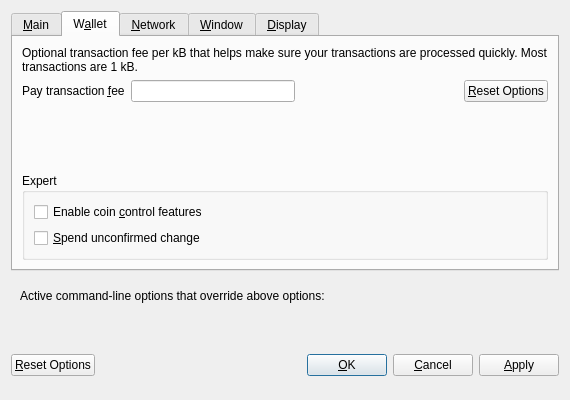
This is src/qt/forms/optionsdialog.ui in Max-Coin/maxcoin-dev-staging as Qt 5 draws it before an edit. The edited form follows.
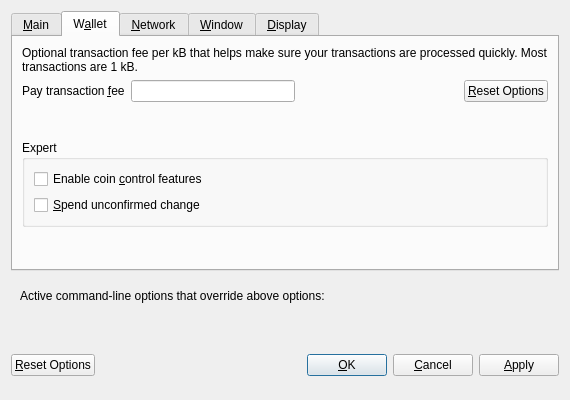
This is the edited form. The open tabs and pages were chosen to show the change. Custom widgets are drawn as their Qt base class.

```diff
--- a/src/qt/forms/optionsdialog.ui
+++ b/src/qt/forms/optionsdialog.ui
@@ -254,6 +254,19 @@
          </layout>
         </widget>
        </item>
+       <item>
+        <spacer name="verticalSpacer_Wallet">
+         <property name="orientation">
+          <enum>Qt::Vertical</enum>
+         </property>
+         <property name="sizeHint" stdset="0">
+          <size>
+           <width>20</width>
+           <height>40</height>
+          </size>
+         </property>
+        </spacer>
+       </item>
       </layout>
      </widget>
      <widget class="QWidget" name="tabNetwork">
```
Left out of the diff: 14 changed lines with no effect on the pictures.
